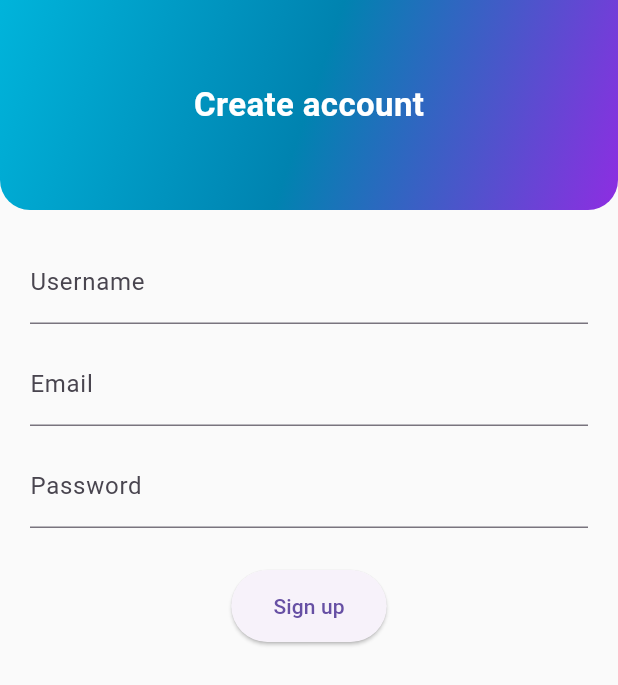
After one commit to adiweb12/one, a Flutter app: the SignupScreen screen opened directly, on a phone screen of 412 x 824 dp. The commit adds this screen. Shown: the top 685 px of the screen. Run offline on Flutter 3.47's test engine with Material 3 defaults, Android fonts, the phone set to English and light mode, and no system bars; our stand-ins replace chewie, flutter_spinkit, shared_preferences, video_player; missing offline and left inert: watsee_flutter; accounts and stored records are empty; network calls fail; statements that could not run were skipped.

Commit message:
Add files via upload

```diff
--- /dev/null
+++ b/lib/screens/signup_screen.dart
@@ -0,0 +1,82 @@
+import 'package:flutter/material.dart';
+import 'package:watsee_flutter/services/api.dart';
+import 'package:flutter_spinkit/flutter_spinkit.dart';
+
+class SignupScreen extends StatefulWidget {
+  @override
+  State<SignupScreen> createState() => _SignupScreenState();
+}
+
+class _SignupScreenState extends State<SignupScreen> {
+  final _username = TextEditingController();
+  final _email = TextEditingController();
+  final _password = TextEditingController();
+  bool _loading = false;
+  String? _error;
+  String? _success;
+
+  void _submit() async {
+    setState(() { _loading = true; _error = null; _success = null;});
+    try {
+      final res = await Api.signup(_username.text.trim(), _email.text.trim(), _password.text.trim());
+      if (res.containsKey('message') || res.containsKey('success')) {
+        setState(() { _success = res['message'] ?? res['success'].toString(); });
+      } else if (res.containsKey('error')) {
+        setState(() { _error = res['error'].toString(); });
+      } else {
+        setState(() { _success = 'Registered — you can log in now.'; });
+      }
+    } catch (e) {
+      setState(() { _error = 'Signup failed: $e'; });
+    } finally {
+      setState(() { _loading = false; });
+    }
+  }
+
+  Widget _gradientHeader() {
+    return Container(
+      height: 140,
+      decoration: BoxDecoration(
+        gradient: LinearGradient(
+          colors: [Color(0xFF00B4DB), Color(0xFF0083B0), Color(0xFF8E2DE2)],
+          begin: Alignment.topLeft,
+          end: Alignment.bottomRight,
+        ),
+        borderRadius: BorderRadius.vertical(bottom: Radius.circular(20)),
+      ),
+      child: Center(child: Text('Create account', style: TextStyle(color: Colors.white, fontSize: 22, fontWeight: FontWeight.bold))),
+    );
+  }
+
+  @override
+  Widget build(BuildContext context) {
+    return Scaffold(
+      body: SingleChildScrollView(
+        child: Column(children: [
+          _gradientHeader(),
+          Padding(
+            padding: const EdgeInsets.all(20.0),
+            child: Column(children: [
+              TextField(controller: _username, decoration: InputDecoration(labelText: 'Username')),
+              SizedBox(height: 12),
+              TextField(controller: _email, decoration: InputDecoration(labelText: 'Email')),
+              SizedBox(height: 12),
+              TextField(controller: _password, decoration: InputDecoration(labelText: 'Password'), obscureText: true),
+              SizedBox(height: 16),
+              if (_error != null) Text(_error!, style: TextStyle(color: Colors.red)),
+              if (_success != null) Text(_success!, style: TextStyle(color: Colors.green)),
+              SizedBox(height: 12),
+              _loading
+                  ? SpinKitFadingCircle(size: 36)
+                  : ElevatedButton(
+                      onPressed: _submit,
+                      style: ElevatedButton.styleFrom(padding: EdgeInsets.symmetric(horizontal: 28, vertical: 14), shape: RoundedRectangleBorder(borderRadius: BorderRadius.circular(30))),
+                      child: Text('Sign up'),
+                    ),
+            ]),
+          )
+        ]),
+      ),
+    );
+  }
+}
```
Also changed, not shown: lib/screens/home_screen.dart (added, +120 -0 lines), lib/screens/login_screen.dart (added, +97 -0 lines), lib/screens/player_screen.dart (+86 -0 lines).
